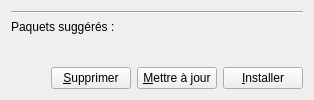
The window that appmanager/entrymoreinfo.ui (steckdenis/logram-setup) describes before a commit, drawn with Qt 5.
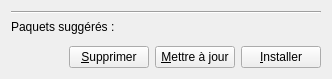
The same window after the commit.

The edit to the form file:
```diff
--- a/appmanager/entrymoreinfo.ui
+++ b/appmanager/entrymoreinfo.ui
@@ -2,6 +2,14 @@
 <ui version="4.0">
  <class>EntryMoreInfos</class>
  <widget class="QWidget" name="EntryMoreInfos">
+  <property name="geometry">
+   <rect>
+    <x>0</x>
+    <y>0</y>
+    <width>332</width>
+    <height>78</height>
+   </rect>
+  </property>
   <property name="windowTitle">
    <string>Form</string>
   </property>
@@ -56,6 +64,9 @@
        <property name="text">
         <string>&amp;Supprimer</string>
        </property>
+       <property name="checkable">
+        <bool>true</bool>
+       </property>
       </widget>
      </item>
      <item>
@@ -63,6 +74,9 @@
        <property name="text">
         <string>&amp;Mettre à jour</string>
        </property>
+       <property name="checkable">
+        <bool>true</bool>
+       </property>
       </widget>
      </item>
      <item>
@@ -70,6 +84,9 @@
        <property name="text">
         <string>&amp;Installer</string>
        </property>
+       <property name="checkable">
+        <bool>true</bool>
+       </property>
       </widget>
      </item>
     </layout>
```
